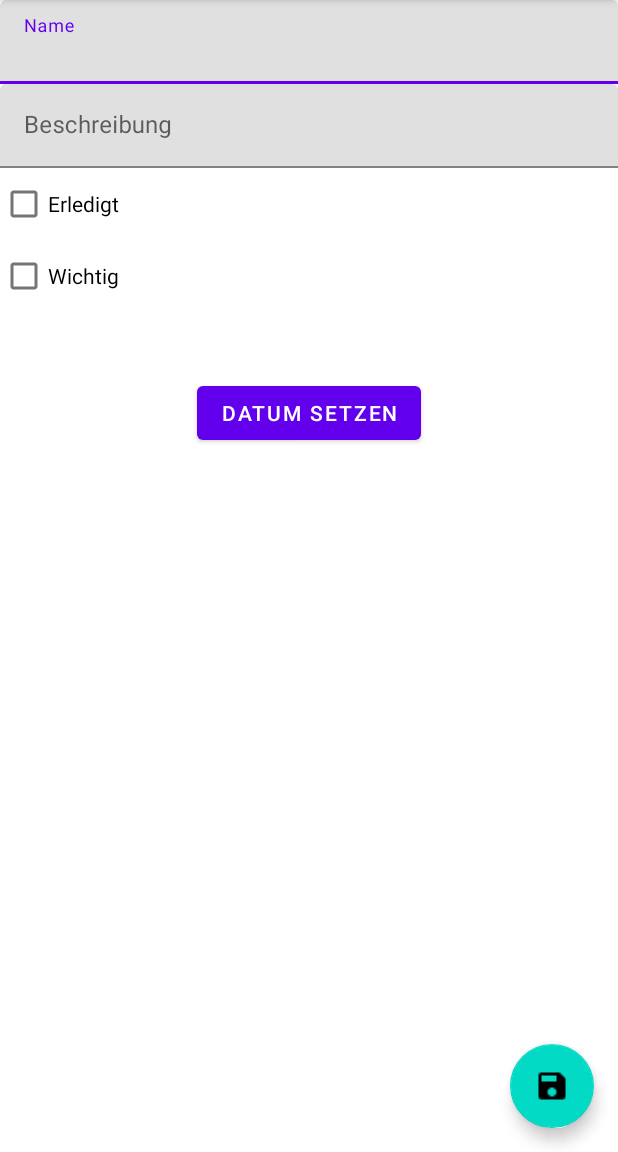
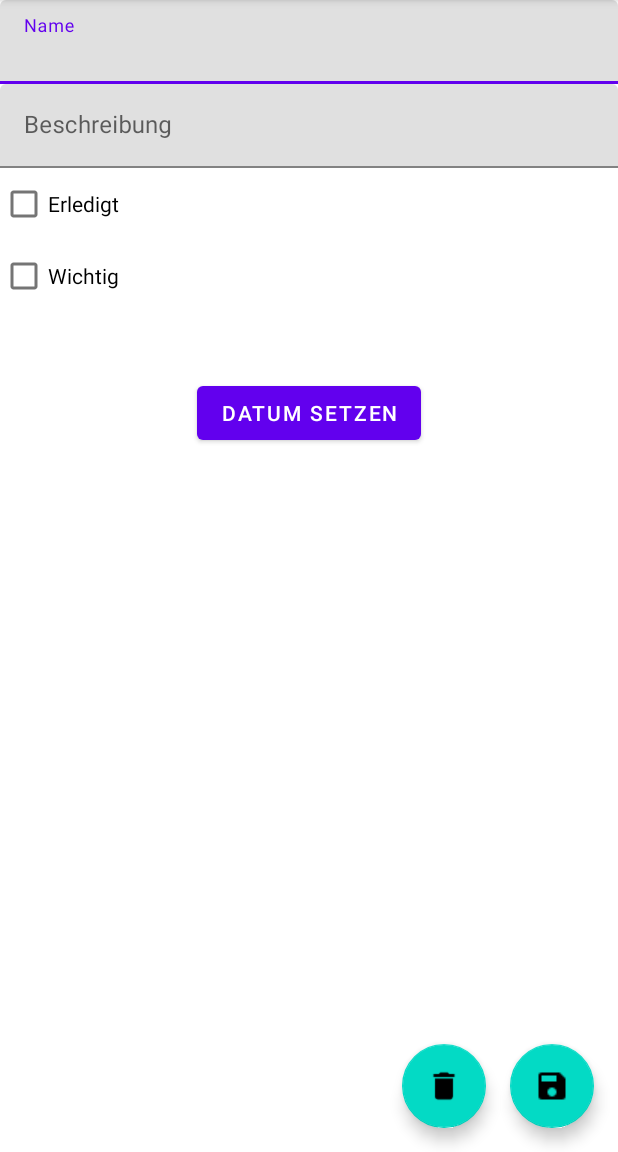
Before and after one commit to eichstaedtk/todo, an Android app: the screen it shows after launch (DetailViewActivity), after a tap on an icon or button, on a phone screen of 412 x 824 dp, the part 84-1236 px from its top. Run offline under Robolectric (Android 15) with nearby library versions, the phone set to English and light mode, and no system bars; our stand-ins replace Firebase (no records; nobody signed in at launch, a user with empty details on screens opened directly), Room's generated code, RxJava, data binding; libraries missing offline, so code that uses them is left out: org.parceler; 7 statements that could not run were skipped.

Commit message:
Add Delete Action to project

```diff
--- a/app/src/main/java/de/eichstaedt/todos/MainActivity.java
+++ b/app/src/main/java/de/eichstaedt/todos/MainActivity.java
@@ -44,6 +44,12 @@ public class MainActivity extends AppCompatActivity implements RepositoryCallbac
 
     public static final int RETURN_UPDATE_TODO = 43;
 
+    public static final String RETURN_ACTION = "ACTION";
+
+    public static final String RETURN_ACTION_SAVE = "SAVE";
+
+    public static final String RETURN_ACTION_DELETE = "DELETE";
+
     @Override
     protected void onCreate(Bundle savedInstanceState) {
         super.onCreate(savedInstanceState);
@@ -78,19 +84,34 @@ public class MainActivity extends AppCompatActivity implements RepositoryCallbac
             Log.i(logger,"Return to save to Do");
 
             if(resultCode == Activity.RESULT_OK) {
+
                 Bundle b = data.getBundleExtra(TODO_BUNDLE);
                 ToDo toDo = Parcels.unwrap(b.getParcelable(TODO_PARCEL));
-                dataService.saveToDo(toDo,this);
+                dataService.saveToDo(toDo, this);
             }
         }
 
         if(requestCode == RETURN_UPDATE_TODO) {
             Log.i(logger,"Return to update to Do");
 
-            if(resultCode == Activity.RESULT_OK) {
+            if (resultCode == Activity.RESULT_OK) {
+
                 Bundle b = data.getBundleExtra(TODO_BUNDLE);
-                ToDo toDo = Parcels.unwrap(b.getParcelable(TODO_PARCEL));
-                dataService.updateToDo(toDo,this);
+                Log.i(logger,"Return with Action: "+b.getString(RETURN_ACTION));
+
+                if(RETURN_ACTION_SAVE.equals(b.getString(RETURN_ACTION))) {
+
+                    ToDo toDo = Parcels.unwrap(b.getParcelable(TODO_PARCEL));
+                    Log.i(logger, "Update Todo with dataservice: " + toDo.getName());
+                    dataService.updateToDo(toDo, this);
+                }
+
+                if(RETURN_ACTION_DELETE.equals(b.getString(RETURN_ACTION)))
+                {
+                     ToDo toDo = Parcels.unwrap(b.getParcelable(TODO_PARCEL));
+                     Log.i(logger,"Delete Todo with dataservice: "+toDo.getName());
+                     dataService.deleteToDo(toDo,this);
+                }
             }
         }
 
--- a/app/src/main/java/de/eichstaedt/todos/infrastructure/persistence/ToDoDAO.java
+++ b/app/src/main/java/de/eichstaedt/todos/infrastructure/persistence/ToDoDAO.java
@@ -26,6 +26,9 @@ public interface ToDoDAO {
     @Query("DELETE FROM todos")
     void deleteAll();
 
+    @Delete
+    void delete(ToDo toDo);
+
     @Update
     void update(ToDo toDo);
 }
--- a/app/src/main/java/de/eichstaedt/todos/infrastructure/view/DetailViewBindingContract.java
+++ b/app/src/main/java/de/eichstaedt/todos/infrastructure/view/DetailViewBindingContract.java
@@ -4,6 +4,7 @@ public interface DetailViewBindingContract {
 
   interface Presenter {
     void onClickSaveToDoButton(ToDoDetailView toDoDetailView);
+    void onClickDeleteToDoButton(ToDoDetailView toDoDetailView);
     void showDatePicker(ToDoDetailView toDoDetailView);
   }
 }
--- a/app/src/main/res/layout/activity_detailview.xml
+++ b/app/src/main/res/layout/activity_detailview.xml
@@ -97,6 +97,17 @@
       app:srcCompat="@drawable/baseline_save_white_24dp"
       android:layout_margin="16dp" />
 
+    <com.google.android.material.floatingactionbutton.FloatingActionButton
+      android:id="@+id/DeleteToDoButton"
+      android:layout_width="wrap_content"
+      android:layout_height="wrap_content"
+      app:layout_constraintRight_toLeftOf="@id/saveToDoButton"
+      app:layout_constraintBottom_toBottomOf="parent"
+      android:clickable="true"
+      android:onClick="@{(v) -> presenter.onClickDeleteToDoButton(todo)}"
+      android:layout_margin="16dp"
+      app:srcCompat="@drawable/baseline_delete_white_24" />
+
 
   </androidx.constraintlayout.widget.ConstraintLayout>
 </layout>
```
Also changed, not shown: app/src/main/java/de/eichstaedt/todos/infrastructure/persistence/ToDoDataService.java (+14 -0 lines), app/src/main/java/de/eichstaedt/todos/infrastructure/view/DetailViewPresenter.java (+15 -0 lines), app/src/main/res/drawable/baseline_delete_black_24.png (added), app/src/main/res/drawable/baseline_delete_white_24.png (added).
